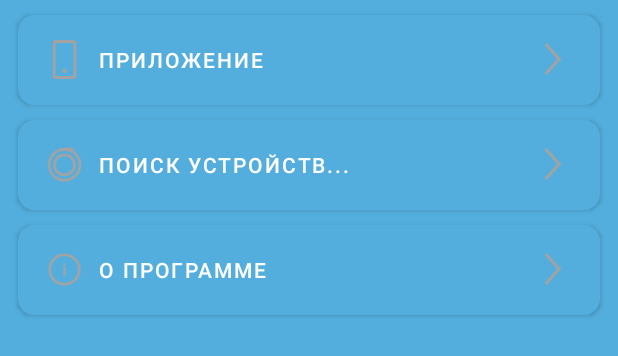
After one commit to cyberfox21/DarknessBot, an Android app: the layout fragment_settings.xml on its own in the app's theme, with its tools: preview values and no code run, on a phone screen of 412 x 824 dp. The commit adds this screen. Shown: the top 356 px of the screen. Run offline under Robolectric (Android 15) with nearby library versions, the phone set to English and light mode, and no system bars.

Commit message:
+- settings

```diff
--- /dev/null
+++ b/app/src/main/res/drawable-hdpi/rectangle.xml
@@ -0,0 +1,28 @@
+<?xml version="1.0" encoding="utf-8"?>
+<selector xmlns:android="http://schemas.android.com/apk/res/android">
+
+    <item android:state_pressed="false">
+        <shape android:shape="rectangle">
+            <corners android:radius="10dp" />
+            <solid android:color="#ffffff" />
+            <stroke android:width="2dip"
+                    android:color="#ffffff" />
+            <padding android:bottom="4dp"
+                     android:left="4dp"
+                     android:right="4dp"
+                     android:top="4dp" />
+        </shape> </item>
+    <item android:state_pressed="true">
+        <shape android:shape="rectangle">
+            <corners android:radius="100000dp" />
+            <solid android:color="#ffffff" />
+            <stroke android:width="2dip"
+                    android:color="#ffffff" />
+            <padding android:bottom="4dp"
+                     android:left="4dp"
+                     android:right="4dp"
+                     android:top="4dp" />
+        </shape>
+    </item>
+
+</selector>
--- /dev/null
+++ b/app/src/main/res/drawable-hdpi/rectangle_button.xml
@@ -0,0 +1,24 @@
+<?xml version="1.0" encoding="utf-8"?>
+<selector xmlns:android="http://schemas.android.com/apk/res/android">
+    <item android:state_pressed="false">
+        <shape android:shape="rectangle">
+            <corners android:radius="10dp" />
+            <solid android:color="#0089e0" />
+            <padding android:bottom="0dp"
+                     android:left="4dp"
+                     android:right="0dp"
+                     android:top="0dp" />
+        </shape> </item>
+    <item android:state_pressed="true">
+        <shape android:shape="rectangle">
+            <corners android:radius="0dp" />
+            <corners android:radius="1000dp" />
+            <solid android:color="#0089e0" />
+            <padding android:bottom="4dp"
+                     android:left="4dp"
+                     android:right="0dp"
+                     android:top="0dp" />
+        </shape>
+    </item>
+
+</selector>
--- /dev/null
+++ b/app/src/main/res/layout/fragment_settings.xml
@@ -0,0 +1,63 @@
+<?xml version="1.0" encoding="utf-8"?>
+<androidx.constraintlayout.widget.ConstraintLayout
+        xmlns:android="http://schemas.android.com/apk/res/android"
+        xmlns:app="http://schemas.android.com/apk/res-auto"
+        xmlns:tools="http://schemas.android.com/tools"
+        android:layout_width="match_parent"
+        android:layout_height="match_parent">
+
+    <Button android:layout_width="match_parent"
+            android:layout_height="60dp"
+            android:background="@drawable/rectangle"
+            android:drawableRight="@drawable/arrow_left"
+            android:drawableLeft="@drawable/application"
+            android:gravity="left|center_vertical"
+            android:text="@string/application"
+
+            tools:ignore="MissingConstraints"
+            app:layout_constraintStart_toStartOf="parent"
+            android:layout_marginStart="12dp"
+            app:layout_constraintEnd_toEndOf="parent"
+            android:layout_marginEnd="12dp"
+            app:layout_constraintTop_toTopOf="parent"
+            android:id="@+id/button"
+            app:layout_constraintHorizontal_bias="0.0"
+            android:layout_marginTop="10dp"/>
+
+    <Button android:layout_width="match_parent"
+            android:layout_height="60dp"
+            android:background="@drawable/rectangle"
+            android:drawableRight="@drawable/arrow_left"
+            android:drawableLeft="@drawable/device"
+            android:gravity="left|center_vertical"
+            android:text="@string/device"
+
+            tools:ignore="MissingConstraints"
+            app:layout_constraintStart_toStartOf="parent"
+            android:layout_marginStart="12dp"
+            app:layout_constraintEnd_toEndOf="parent"
+            android:layout_marginEnd="12dp"
+            app:layout_constraintHorizontal_bias="1.0"
+            android:layout_marginTop="10dp"
+            app:layout_constraintTop_toBottomOf="@+id/button"
+            android:id="@+id/button2"/>
+
+
+
+    <Button android:layout_width="match_parent"
+            android:layout_height="60dp"
+            android:background="@drawable/rectangle"
+            android:drawableRight="@drawable/arrow_left"
+            android:drawableLeft="@drawable/about"
+            android:gravity="left|center_vertical"
+            android:text="@string/about"
+
+            tools:ignore="MissingConstraints"
+            android:layout_marginTop="10dp"
+            app:layout_constraintTop_toBottomOf="@+id/button2"
+            app:layout_constraintStart_toStartOf="parent"
+            app:layout_constraintEnd_toEndOf="parent"
+            android:layout_marginStart="12dp"
+            android:layout_marginEnd="12dp"/>
+
+</androidx.constraintlayout.widget.ConstraintLayout>
--- a/app/src/main/res/values/strings.xml
+++ b/app/src/main/res/values/strings.xml
@@ -14,4 +14,10 @@
     <string name="demo">Demo</string>
     <string name="settings">Settings</string>
     <string name="functional_button_with_image">functional button with image</string>
+
+    //настройки
+
+    <string name="application">Приложение</string>
+    <string name="device">Поиск устройств...</string>
+    <string name="about">О программе</string>
 </resources>
```
Also changed, not shown: app/src/main/res/drawable-hdpi/about.png (added), app/src/main/res/drawable-hdpi/application.png (added), app/src/main/res/drawable-hdpi/arrow_left.png (added), app/src/main/res/drawable-hdpi/device.png (added).
